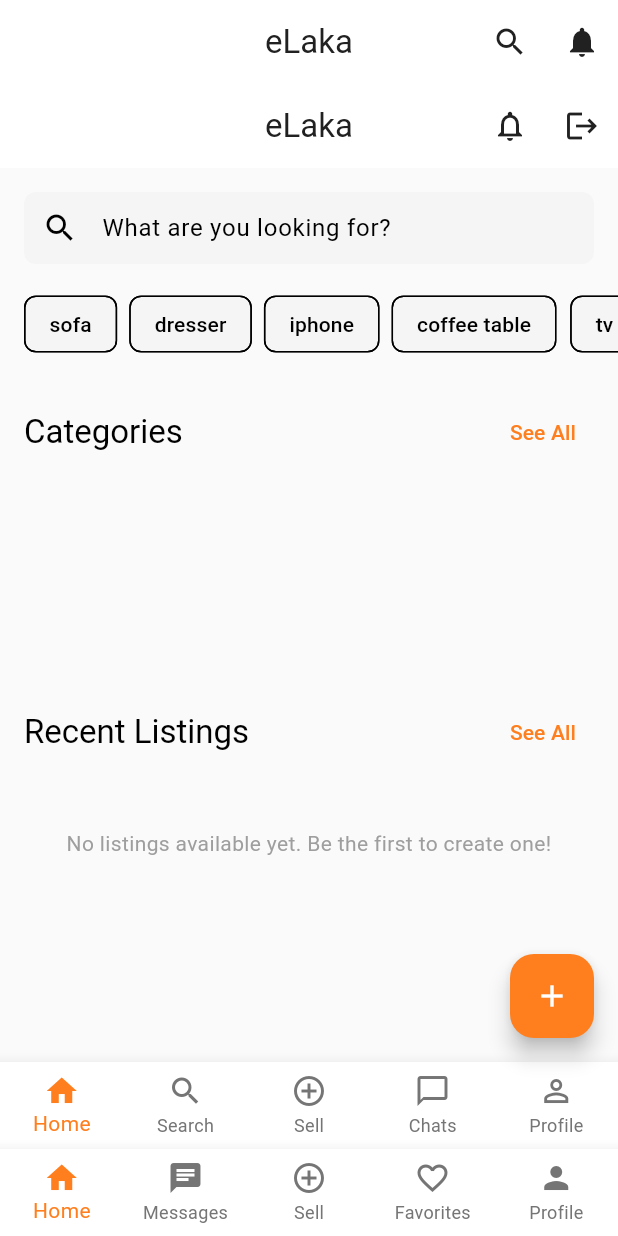
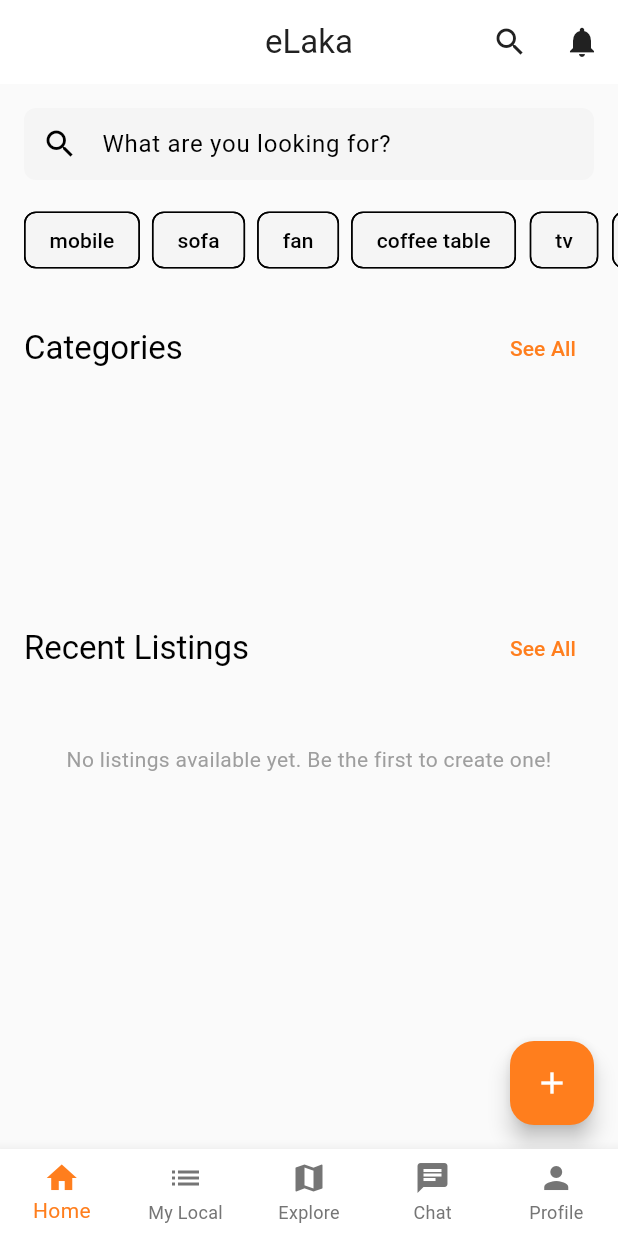
Before and after one commit to masudbd91/eLaka, a Flutter app: the screen it shows once a user with an empty profile is signed in, on a phone screen of 412 x 824 dp. Run offline on Flutter 3.47's test engine with Material 3 defaults, Android fonts, the phone set to English and light mode, and no system bars; our stand-ins replace cloud_firestore, cross_file, firebase_auth, firebase_core, firebase_messaging, firebase_storage and 5 more; accounts and stored records are empty.

Commit message:
resolving empty

```diff
--- a/lib/screens/home/home_screen.dart
+++ b/lib/screens/home/home_screen.dart
@@ -58,16 +58,16 @@ class _HomeScreenState extends State<HomeScreen> {
             label: 'Home',
           ),
           BottomNavigationBarItem(
-            icon: Icon(Icons.chat),
-            label: 'Messages',
+            icon: Icon(Icons.list),
+            label: 'My Local',
           ),
           BottomNavigationBarItem(
-            icon: Icon(Icons.add_circle_outline),
-            label: 'Sell',
+            icon: Icon(Icons.map),
+            label: 'Explore',
           ),
           BottomNavigationBarItem(
-            icon: Icon(Icons.favorite_border),
-            label: 'Favorites',
+            icon: Icon(Icons.chat),
+            label: 'Chat',
           ),
           BottomNavigationBarItem(
             icon: Icon(Icons.person),
@@ -104,7 +104,7 @@ class CreateListingTab extends StatelessWidget {
 
   @override
   Widget build(BuildContext context) {
-    return const Center(child: Text('Create Listing Tab'));
+    return const Center(child: Text('Exploring Tab'));
   }
 }
 
@@ -113,7 +113,7 @@ class FavoritesTab extends StatelessWidget {
 
   @override
   Widget build(BuildContext context) {
-    return const Center(child: Text('Favorites Tab'));
+    return const Center(child: Text('Chats Tab'));
   }
 }
 
--- a/lib/screens/marketplace/home_screen.dart
+++ b/lib/screens/marketplace/home_screen.dart
@@ -132,24 +132,6 @@
   @override
   Widget build(BuildContext context) {
     return Scaffold(
-      appBar: AppBar(
-        title: const Text('eLaka'),
-        actions: [
-          IconButton(
-            icon: const Icon(Icons.notifications_outlined),
-            onPressed: () {
-              Navigator.of(context).pushNamed('/notifications');
-            },
-          ),
-          IconButton(
-            icon: const Icon(Icons.logout),
-            onPressed: () async {
-              await _authService.signOut();
-              Navigator.of(context).pushReplacementNamed('/login');
-            },
-          ),
-        ],
-      ),
       body: RefreshIndicator(
         onRefresh: _loadListings,
         child: SingleChildScrollView(
@@ -180,13 +162,13 @@
               // Popular search terms
               PopularSearchTerms(
                 terms: const [
+                  'mobile',
                   'sofa',
-                  'dresser',
-                  'iphone',
+                  'fan',
                   'coffee table',
                   'tv',
-                  'couch',
-                  'free',
+                  'cars',
+                  'pickup',
                 ],
                 onTermSelected: _onSearchSubmitted,
               ),
@@ -293,10 +275,6 @@
         },
         child: const Icon(Icons.add),
       ),
-      bottomNavigationBar: CustomBottomNavigationBar(
-        currentIndex: _currentIndex,
-        onTap: _onBottomNavTap,
-      ),
     );
   }
 }
```
